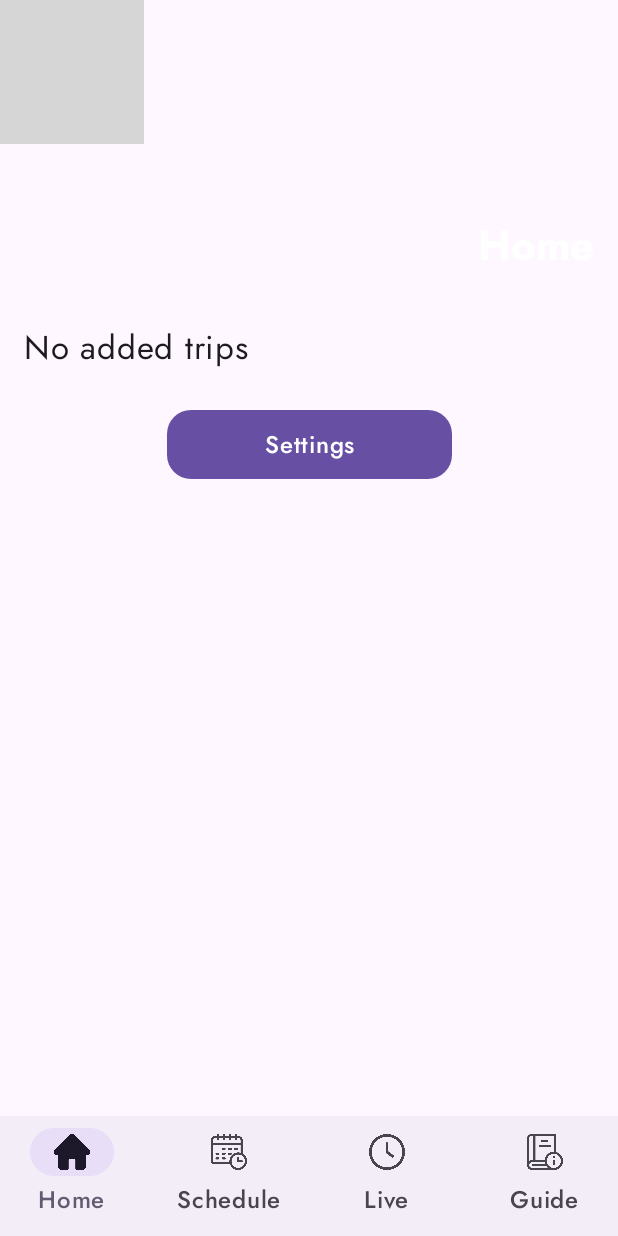
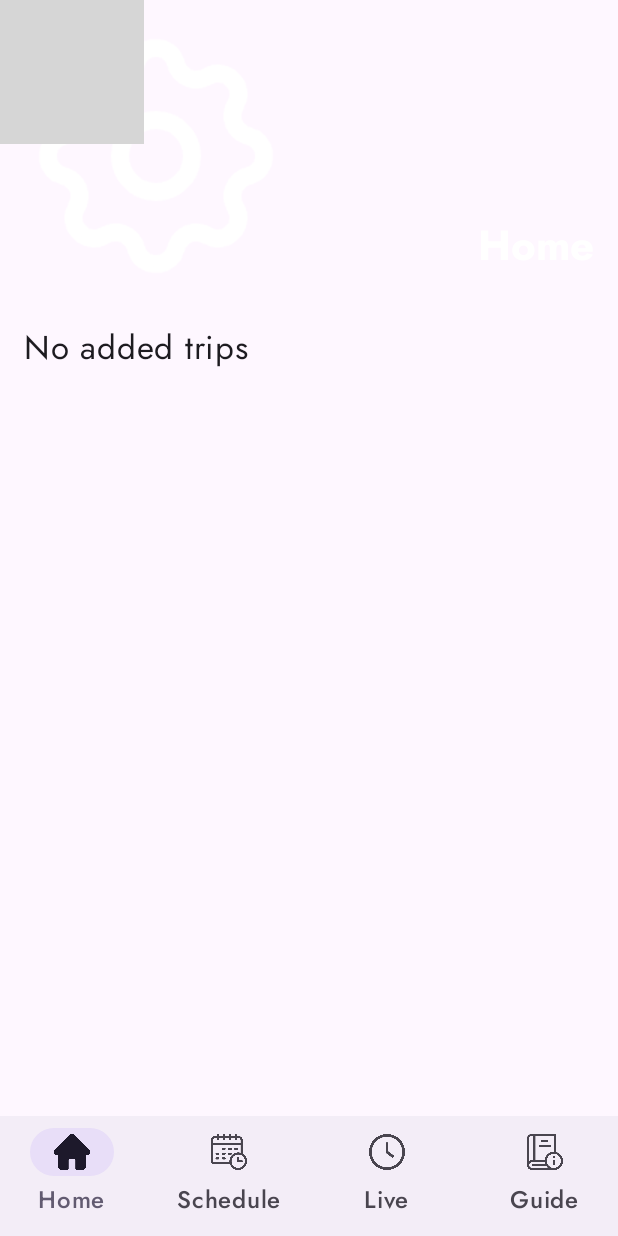
Before and after one commit to tgarmenliev/vlak_app_test, an Android app built with Jetpack Compose: the MakeSettingsScreen screen opened through its navigation route, after a tap on "Return to home", on a phone screen of 412 x 824 dp. Run offline under Robolectric (Android 15) with nearby library versions, the phone set to English and light mode, and no system bars; our stand-ins replace Room's generated code; grey boxes are pictures that could not be loaded.

Commit message:
add settings button

```diff
--- a/app/src/main/java/com/bultrain/vlak_app_test/ui/composables/MakeImageHeader.kt
+++ b/app/src/main/java/com/bultrain/vlak_app_test/ui/composables/MakeImageHeader.kt
@@ -1,6 +1,7 @@
 package com.bultrain.vlak_app_test.ui.composables
 
 import androidx.compose.foundation.Image
+import androidx.compose.foundation.clickable
 import androidx.compose.foundation.layout.Box
 import androidx.compose.foundation.layout.fillMaxWidth
 import androidx.compose.foundation.layout.padding
@@ -20,7 +21,10 @@ import androidx.compose.ui.unit.dp
 fun MakeImageHeader(
     modifier: Modifier = Modifier,
     text: Int,
-    image: Painter
+    image: Painter,
+    hasButton: Boolean = false,
+    buttonIcon: Painter? = null,
+    onButtonClicked: () -> Unit = {}
 ) {
     Box(
         modifier = modifier.fillMaxWidth()
@@ -30,6 +34,17 @@ fun MakeImageHeader(
             contentDescription = "Top image",
             contentScale = ContentScale.Crop,
         )
+        if (hasButton) {
+            Image(
+                painter = buttonIcon!!,
+                contentDescription = "Button icon",
+                modifier = Modifier
+                    .align(Alignment.TopStart)
+                    .padding(start = 8.dp)
+                    .padding(top = 8.dp)
+                    .clickable { onButtonClicked() }
+            )
+        }
         Text(
             text = stringResource(id = text),
             style = MaterialTheme.typography.headlineLarge.copy(
--- a/app/src/main/java/com/bultrain/vlak_app_test/ui/home/Homescreen.kt
+++ b/app/src/main/java/com/bultrain/vlak_app_test/ui/home/Homescreen.kt
@@ -77,7 +77,10 @@ fun MakeHomescreen(
         MakeImageHeader(
             text = R.string.home,
             image = painterResource(id = R.drawable.home_back2),
-            modifier = Modifier.height(200.dp)
+            modifier = Modifier.height(200.dp),
+            hasButton = true,
+            buttonIcon = painterResource(id = R.drawable.settings),
+            onButtonClicked = onSettingsClick
         )
 
         Column(
@@ -101,15 +104,6 @@ fun MakeHomescreen(
                     )
                 }
             }
-
-            MakeButton(
-                modifier = Modifier
-                    .fillMaxWidth(0.5f)
-                    .padding(8.dp)
-                    .align(Alignment.CenterHorizontally),
-                text = R.string.settings,
-                onClick = onSettingsClick
-            )
         }
     }
 }
```
Also changed, not shown: app/src/main/res/drawable/settings.png (added).
